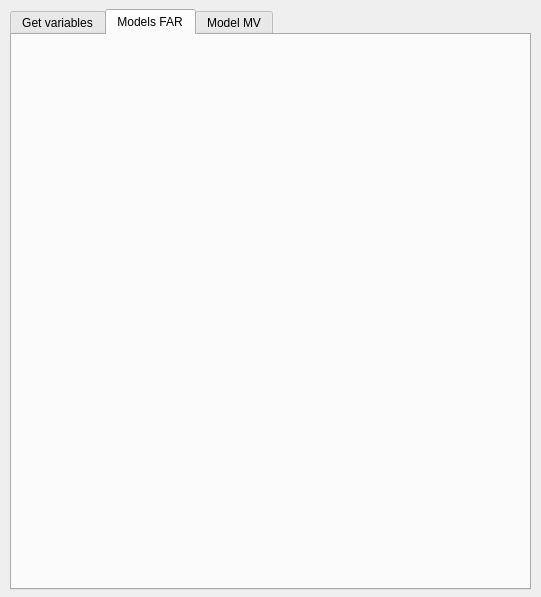
The window that forestatrisk_plugin_dialog_base.ui (ghislainv/deforisk-qgis-plugin) describes before a commit, drawn with Qt 5.
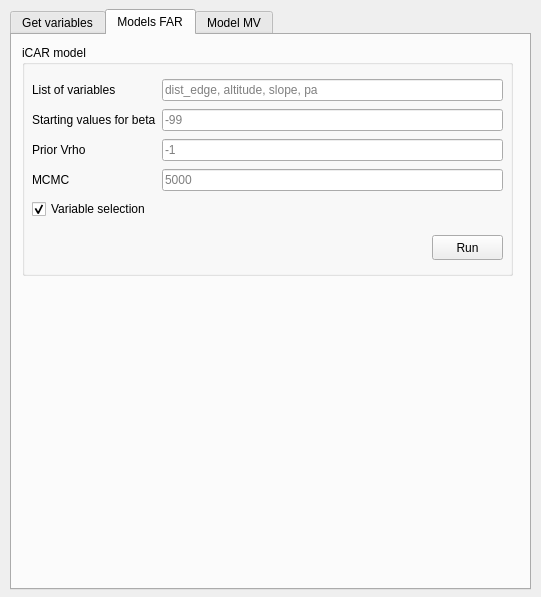
The same window after the commit. The open tabs and pages were chosen to show the change.

```diff
--- a/forestatrisk_plugin_dialog_base.ui
+++ b/forestatrisk_plugin_dialog_base.ui
@@ -286,6 +286,125 @@
     <attribute name="title">
      <string>Models FAR</string>
     </attribute>
+    <widget class="QGroupBox" name="groupBox_mod_icar">
+     <property name="geometry">
+      <rect>
+       <x>10</x>
+       <y>10</y>
+       <width>491</width>
+       <height>231</height>
+      </rect>
+     </property>
+     <property name="title">
+      <string>iCAR model</string>
+     </property>
+     <widget class="QPushButton" name="run_icar">
+      <property name="geometry">
+       <rect>
+        <x>410</x>
+        <y>190</y>
+        <width>71</width>
+        <height>25</height>
+       </rect>
+      </property>
+      <property name="text">
+       <string>Run</string>
+      </property>
+     </widget>
+     <widget class="QWidget" name="">
+      <property name="geometry">
+       <rect>
+        <x>10</x>
+        <y>32</y>
+        <width>471</width>
+        <height>149</height>
+       </rect>
+      </property>
+      <layout class="QGridLayout" name="gridLayout_3">
+       <item row="0" column="0">
+        <widget class="QLabel" name="label_variables">
+         <property name="text">
+          <string>List of variables</string>
+         </property>
+        </widget>
+       </item>
+       <item row="0" column="1">
+        <widget class="QLineEdit" name="variables">
+         <property name="text">
+          <string/>
+         </property>
+         <property name="placeholderText">
+          <string>dist_edge, altitude, slope, pa</string>
+         </property>
+        </widget>
+       </item>
+       <item row="1" column="0">
+        <widget class="QLabel" name="label_betastart">
+         <property name="text">
+          <string>Starting values for beta</string>
+         </property>
+        </widget>
+       </item>
+       <item row="1" column="1">
+        <widget class="QLineEdit" name="beta_start">
+         <property name="text">
+          <string/>
+         </property>
+         <property name="placeholderText">
+          <string>-99</string>
+         </property>
+        </widget>
+       </item>
+       <item row="2" column="0">
+        <widget class="QLabel" name="label_vrho">
+         <property name="text">
+          <string>Prior Vrho</string>
+         </property>
+        </widget>
+       </item>
+       <item row="2" column="1">
+        <widget class="QLineEdit" name="prior_vrho">
+         <property name="text">
+          <string/>
+         </property>
+         <property name="placeholderText">
+          <string>-1</string>
+         </property>
+        </widget>
+       </item>
+       <item row="3" column="0">
+        <widget class="QLabel" name="label_mcmc">
+         <property name="text">
+          <string>MCMC</string>
+         </property>
+        </widget>
+       </item>
+       <item row="3" column="1">
+        <widget class="QLineEdit" name="mcmc">
+         <property name="text">
+          <string/>
+         </property>
+         <property name="placeholderText">
+          <string>5000</string>
+         </property>
+        </widget>
+       </item>
+       <item row="4" column="0">
+        <widget class="QCheckBox" name="varselection">
+         <property name="text">
+          <string>Variable selection</string>
+         </property>
+         <property name="checked">
+          <bool>true</bool>
+         </property>
+         <property name="tristate">
+          <bool>false</bool>
+         </property>
+        </widget>
+       </item>
+      </layout>
+     </widget>
+    </widget>
    </widget>
    <widget class="QWidget" name="tab_model_mw">
     <attribute name="title">
```
Left out of the diff: 5 changed lines with no effect on the pictures.
